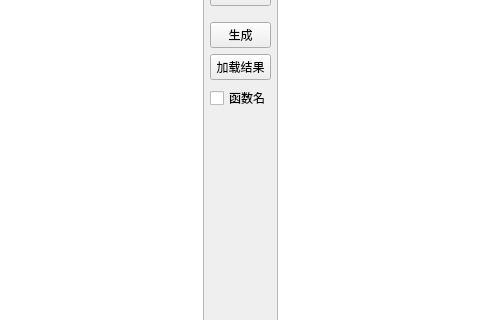
First picture: the form in auto_c_code/codesophia.ui, repository yjduoduo/auto_c_code, before the edit; both pictures show x 160 to 640 and y 132 to 452 of the 800 by 600 pixel window.
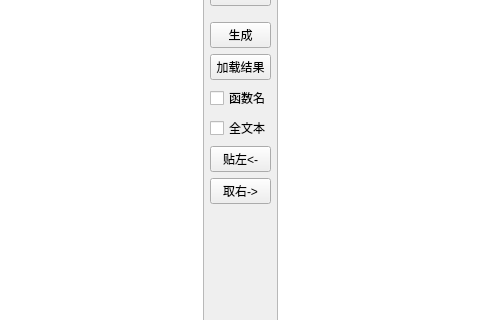
Second picture: the form after the edit.

Commit message: 2.6.4 支持全文本数据函数注释，直接生成全文本

Diff of the .ui file:
```diff
--- a/auto_c_code/codesophia.ui
+++ b/auto_c_code/codesophia.ui
@@ -147,6 +147,51 @@
            </property>
           </widget>
          </item>
+         <item>
+          <widget class="QCheckBox" name="checkBox_showAllText">
+           <property name="text">
+            <string>全文本</string>
+           </property>
+          </widget>
+         </item>
+         <item>
+          <widget class="QPushButton" name="pushButton_paster2left">
+           <property name="sizePolicy">
+            <sizepolicy hsizetype="Fixed" vsizetype="Fixed">
+             <horstretch>0</horstretch>
+             <verstretch>0</verstretch>
+            </sizepolicy>
+           </property>
+           <property name="minimumSize">
+            <size>
+             <width>50</width>
+             <height>0</height>
+            </size>
+           </property>
+           <property name="text">
+            <string>贴左&lt;-</string>
+           </property>
+          </widget>
+         </item>
+         <item>
+          <widget class="QPushButton" name="pushButton_fetchright">
+           <property name="sizePolicy">
+            <sizepolicy hsizetype="Fixed" vsizetype="Fixed">
+             <horstretch>0</horstretch>
+             <verstretch>0</verstretch>
+            </sizepolicy>
+           </property>
+           <property name="minimumSize">
+            <size>
+             <width>50</width>
+             <height>0</height>
+            </size>
+           </property>
+           <property name="text">
+            <string>取右-&gt;</string>
+           </property>
+          </widget>
+         </item>
          <item>
           <spacer name="verticalSpacer">
            <property name="orientation">
```
The commit also changes 4 other files.
